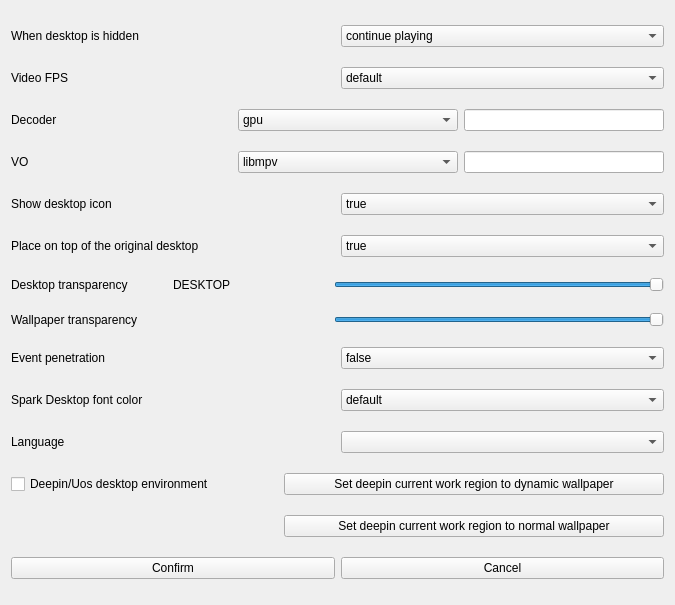
dependon/fantascene-dynamic-wallpaper, file src/moresetting.ui: the form before one commit.
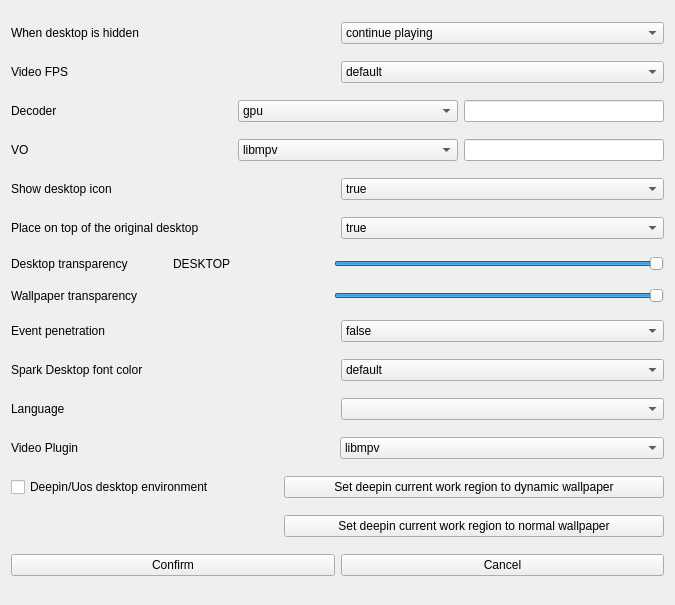
The form after the commit.

```diff
--- a/src/moresetting.ui
+++ b/src/moresetting.ui
@@ -518,6 +518,46 @@
      </item>
     </layout>
    </item>
+   <item>
+    <layout class="QHBoxLayout" name="horizontalLayout_15">
+     <property name="spacing">
+      <number>5</number>
+     </property>
+     <property name="leftMargin">
+      <number>0</number>
+     </property>
+     <property name="topMargin">
+      <number>0</number>
+     </property>
+     <property name="rightMargin">
+      <number>0</number>
+     </property>
+     <property name="bottomMargin">
+      <number>0</number>
+     </property>
+     <item>
+      <widget class="QLabel" name="label_12">
+       <property name="text">
+        <string>Video Plugin</string>
+       </property>
+      </widget>
+     </item>
+     <item>
+      <widget class="QComboBox" name="comboxVideoPlugin">
+       <item>
+        <property name="text">
+         <string notr="true">libmpv</string>
+        </property>
+       </item>
+       <item>
+        <property name="text">
+         <string notr="true">QMediaPlay(Gstreamer)</string>
+        </property>
+       </item>
+      </widget>
+     </item>
+    </layout>
+   </item>
    <item>
     <layout class="QHBoxLayout" name="horizontalLayout_13">
      <item>
```
Left out of the diff: 6 changed lines with no effect on the pictures.
